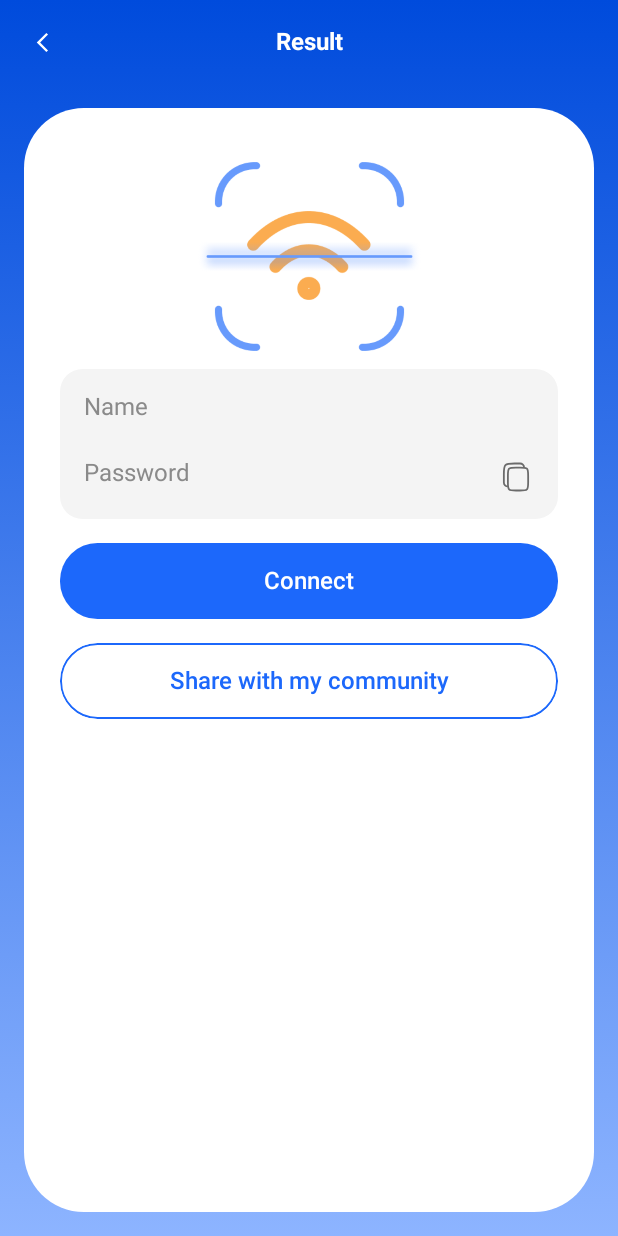
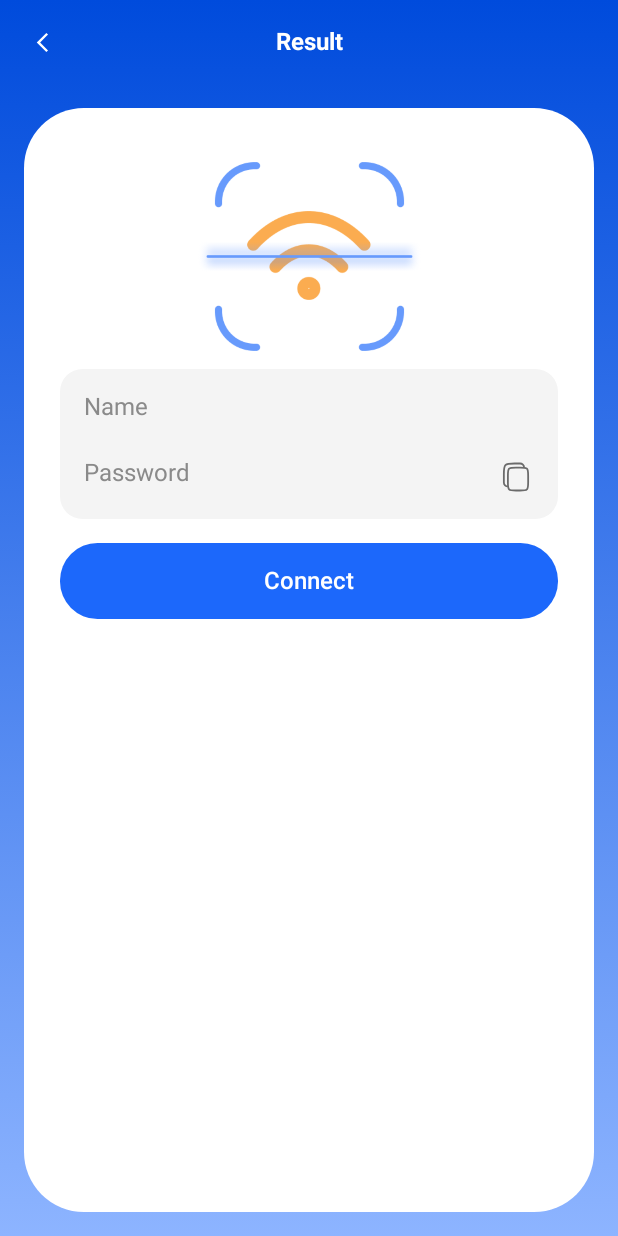
Before and after one commit to Phong-Kaster/Quick-Response-Code, an Android app built with Jetpack Compose: the QrReadFragment screen opened through its navigation route, on a phone screen of 412 x 824 dp. Run offline under Robolectric (Android 15) with nearby library versions, the phone set to English and light mode, and no system bars; our stand-ins replace Dagger/Hilt's generated code, Room's generated code; libraries missing offline, so code that uses them is left out: androidx.camera.core, androidx.camera.lifecycle, androidx.camera.view, com.google.mlkit.vision; 1 statement that could not run was skipped.

Commit message:
refactor: remove abundant imports in QR Read screen

```diff
--- a/app/src/main/java/com/example/quickresponsecode/ui/fragment/qrscan/QrReadFragment.kt
+++ b/app/src/main/java/com/example/quickresponsecode/ui/fragment/qrscan/QrReadFragment.kt
@@ -12,7 +12,6 @@ import android.util.Log
 import android.view.View
 import androidx.activity.result.contract.ActivityResultContracts
 import androidx.annotation.RequiresApi
-import androidx.compose.foundation.BorderStroke
 import androidx.compose.foundation.Image
 import androidx.compose.foundation.background
 import androidx.compose.foundation.clickable
@@ -45,7 +44,6 @@ import androidx.compose.ui.tooling.preview.Preview
 import androidx.compose.ui.unit.dp
 import androidx.compose.ui.unit.sp
 import androidx.core.os.bundleOf
-import androidx.fragment.app.FragmentManager.TAG
 import androidx.fragment.app.viewModels
 import androidx.lifecycle.compose.collectAsStateWithLifecycle
 import androidx.navigation.NavOptions
@@ -55,7 +53,6 @@ import com.example.quickresponsecode.R
 import com.example.quickresponsecode.data.enums.NetworkType
 import com.example.quickresponsecode.data.model.NetworkStatusState
 import com.example.quickresponsecode.ui.component.CoreTopBar2
-import com.example.quickresponsecode.ui.component.OutlineButton
 import com.example.quickresponsecode.ui.component.SolidButton
 import com.example.quickresponsecode.util.AppUtil
 import com.example.quickresponsecode.util.NavigationUtil.safeNavigate
@@ -267,7 +264,6 @@ class QrReadFragment : CoreFragment() {
                     WifiUtil.connectWifiOnAndroid9AndBelow(context = requireContext(), ssid = ssid, password = password)
                 }
             },
-            onShare = { showToast(requireContext().getString(R.string.share_with_my_community)) },
             onCopyToClipboard = {
                 AppUtil.copyToClipboard(
                     context = requireContext(),
@@ -335,8 +331,6 @@ fun QrReadLayout(
 
     onBack: () -> Unit = {},
     onConnect: () -> Unit = {},
-
-    onShare: () -> Unit = {},
     onCopyToClipboard: () -> Unit = {}
 ) {
     CoreLayout(
@@ -466,22 +460,6 @@ fun QrReadLayout(
                     ),
                     shape = RoundedCornerShape(25.dp)
                 )
-
-                OutlineButton(
-                    text = stringResource(R.string.share_with_my_community),
-                    modifier = Modifier.fillMaxWidth(),
-                    marginHorizontal = 0.dp,
-                    marginVertical = 0.dp,
-                    borderStroke = BorderStroke(width = 1.dp, color = Color(0xFF1C68FB)),
-                    onClick = onShare,
-                    backgroundColor = Color.White,
-                    textColor = Color(0xFF1C68FB),
-                    textStyle = TextStyle(
-                        fontSize = 16.sp,
-                        fontWeight = FontWeight(600)
-                    ),
-                    shape = RoundedCornerShape(25.dp)
-                )
             }
         })
 }
```
